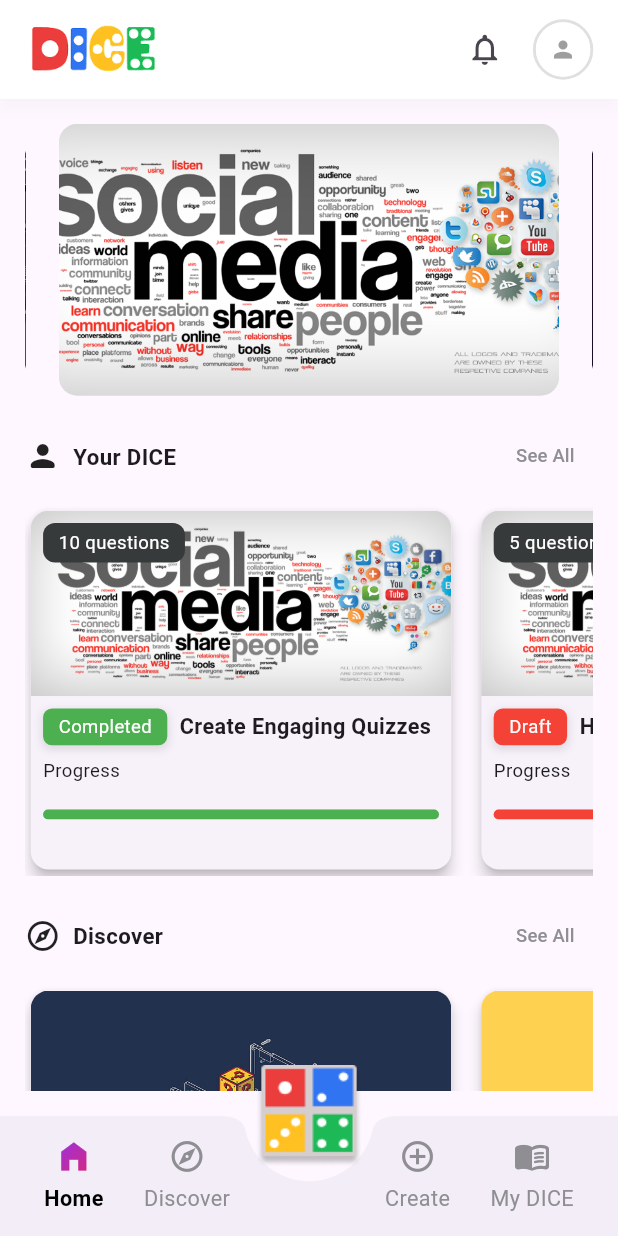
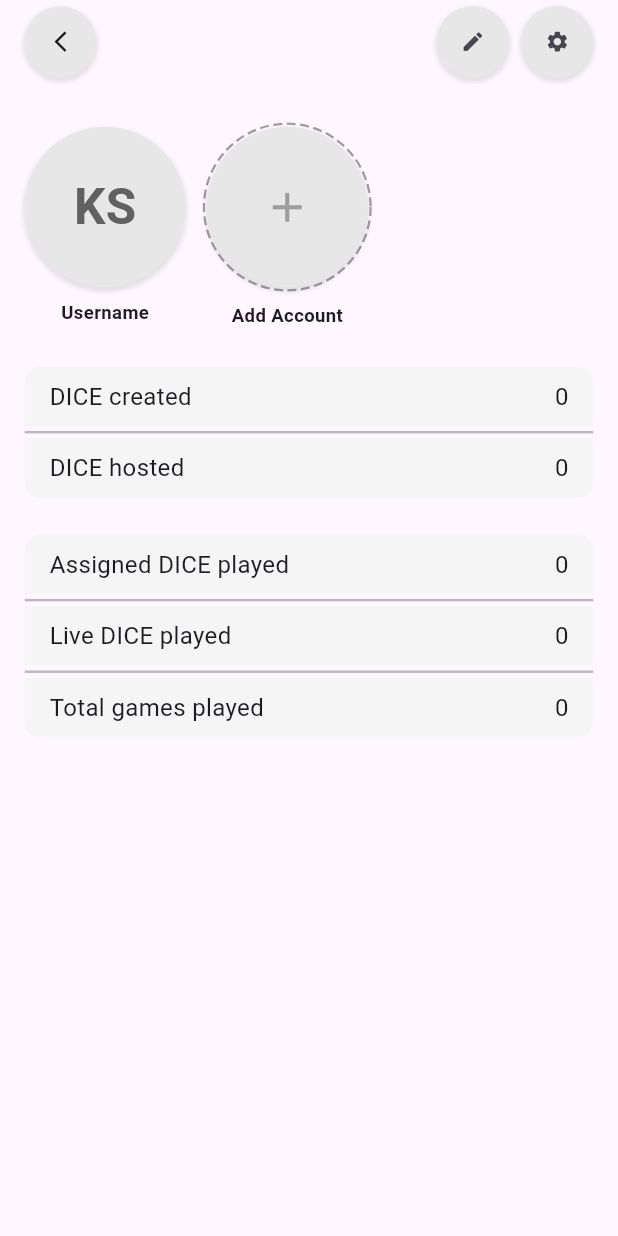
Before and after one commit to Sokmeak/DICE-MobileApp, a Flutter app: the LandingScreen screen opened by its route, after a tap on the "person" icon, on a phone screen of 412 x 824 dp. Run offline on Flutter 3.47's test engine with Material 3 defaults, Android fonts, the phone set to English and light mode, and no system bars; drawn by our look-alikes of carousel_slider, dotted_border; our stand-ins replace animate_do, smooth_page_indicator; Roboto replaces fonts that are missing (poppins-normal).

Commit message:
Profile Account

```diff
--- a/lib/core/routes/app_routes.dart
+++ b/lib/core/routes/app_routes.dart
@@ -4,6 +4,8 @@
 import 'package:product_dice/features/auth/screens/sign_up_screen.dart';
 import 'package:product_dice/features/guidelines/screens/guideline_screen.dart';
 import 'package:product_dice/features/landing/screens/landing_screen.dart';
+import 'package:product_dice/features/profile/screens/profile_screen.dart';
+import 'package:product_dice/features/setting/screens/setting_screen.dart';
 
 Route createFadeRoute(Widget page) {
   return PageRouteBuilder(
@@ -33,6 +35,10 @@
       return createFadeRoute(const LandingScreen());
     case '/guidelines':
       return createFadeRoute(const GuidelineScreen());
+    case '/profile':
+      return createFadeRoute(const ProfileScreen());
+    case '/setting':
+      return createFadeRoute(const SettingScreen());
     default:
       return null;
   }
--- a/lib/features/landing/screens/landing_screen.dart
+++ b/lib/features/landing/screens/landing_screen.dart
@@ -43,7 +43,9 @@
       // Default AppBarCustom
       appBar = AppBarCustom(
         iconAction: Icons.notifications_outlined,
-        onAvatarTap: () {},
+        onAvatarTap: () {
+          Navigator.pushNamed(context, '/profile');
+        },
         imageLogo: const AssetImage(AppStartImages.logo),
       );
     } else {
--- /dev/null
+++ b/lib/features/profile/screens/profile_screen.dart
@@ -0,0 +1,256 @@
+import 'dart:ui';
+
+import 'package:dotted_border/dotted_border.dart';
+import 'package:flutter/material.dart';
+import 'package:product_dice/features/profile/widgets/appbar_profile.dart';
+import 'package:product_dice/features/profile/widgets/box_detail.dart';
+import 'package:product_dice/features/profile/widgets/pop_up_edit.dart';
+
+class ProfileScreen extends StatefulWidget {
+  const ProfileScreen({super.key});
+
+  @override
+  State<ProfileScreen> createState() => _ProfileScreenState();
+}
+
+class _ProfileScreenState extends State<ProfileScreen> {
+  String? imagePath; // Add this line to define imagePath
+
+  @override
+  Widget build(BuildContext context) {
+    final size = MediaQuery.of(context).size;
+
+    return Scaffold(
+      appBar: AppBarProfile(
+        onEditTap: () {
+          showGeneralDialog(
+            context: context,
+            barrierDismissible: true,
+            barrierLabel: "Dismiss",
+            barrierColor: Colors.black.withOpacity(0.2),
+            pageBuilder: (context, animation, secondaryAnimation) {
+              return Stack(
+                children: [
+                  // Blur Background
+                  BackdropFilter(
+                    filter: ImageFilter.blur(sigmaX: 5, sigmaY: 5),
+                    child: Container(
+                      color: Colors.black
+                          .withOpacity(0), // required for BackdropFilter
+                    ),
+                  ),
+                  // Centered Modal
+                  Padding(
+                    padding:
+                        EdgeInsets.symmetric(horizontal: size.width * 0.04),
+                    child: Center(
+                      child: Material(
+                        borderRadius: BorderRadius.circular(20),
+                        child: Padding(
+                          padding: const EdgeInsets.all(20),
+                          child: SizedBox(
+                            width: MediaQuery.of(context).size.width * 0.9,
+                            child: const PopUpEdit(),
+                          ),
+                        ),
+                      ),
+                    ),
+                  ),
+                ],
+              );
+            },
+          );
+        },
+        onSettingTap: () {},
+      ),
+      body: Padding(
+        padding: EdgeInsets.symmetric(
+            horizontal: size.width * 0.04, vertical: size.height * 0.02),
+        child: Column(
+          children: [
+            Row(
+              children: [
+                Column(
+                  mainAxisAlignment: MainAxisAlignment.center,
+                  children: [
+                    // Avatar
+                    Container(
+                      height: size.height * 0.13,
+                      width: size.height * 0.13,
+                      decoration: BoxDecoration(
+                        shape: BoxShape.circle,
+                        color: const Color(0xFFE7E7E7),
+                        boxShadow: [
+                          BoxShadow(
+                            color: Colors.black.withOpacity(0.1),
+                            offset: const Offset(0, 2),
+                            blurRadius: 2,
+                            spreadRadius: 1,
+                          ),
+                        ],
+                      ),
+                      child: ClipOval(
+                        child: imagePath != null
+                            ? Image.asset(
+                                imagePath!,
+                                fit: BoxFit.cover,
+                              )
+                            : Center(
+                                child: Text(
+                                  "KS", // Replace with user initials or dynamic value
+                                  style: TextStyle(
+                                    fontSize: size.height * 0.04,
+                                    fontWeight: FontWeight.bold,
+                                    color: Colors.grey[700],
+                                  ),
+                                ),
+                              ),
+                      ),
+                    ),
+
+                    SizedBox(
+                      height: size.height * 0.01,
+                    ),
+
+                    // Username
+                    Text(
+                      'Username',
+                      style: TextStyle(
+                        fontSize: size.height * 0.015,
+                        fontWeight: FontWeight.bold,
+                        fontFamily: 'poppins-normal',
+                      ),
+                    ),
+                  ],
+                ),
+                SizedBox(
+                  width: size.width * 0.03,
+                ),
+
+                // Add New Account Button
+                Column(
+                  mainAxisAlignment: MainAxisAlignment.center,
+                  children: [
+                    GestureDetector(
+                      onTap: () {},
+
+                      // Avatar
+                      child: DottedBorder(
+                        borderType: BorderType.Circle,
+                        dashPattern: const [6, 3],
+                        color: Colors.grey,
+                        strokeWidth: 1.5,
+                        child: Container(
+                          height: size.height * 0.13,
+                          width: size.height * 0.13,
+                          decoration: BoxDecoration(
+                            shape: BoxShape.circle,
+                            color: const Color(0xFFE7E7E7),
+                            boxShadow: [
+                              BoxShadow(
+                                color: Colors.black.withOpacity(0.1),
+                                offset: const Offset(0, 2),
+                                blurRadius: 2,
+                                spreadRadius: 1,
+                              ),
+                            ],
+                          ),
+                          child: ClipOval(
+                            child: imagePath != null
+                                ? Image.asset(
+                                    imagePath!,
+                                    fit: BoxFit.cover,
+                                  )
+                                : Center(
+                                    child: Icon(
+                                      Icons.add_outlined,
+                                      size: size.height * 0.04,
+                                      color: Colors.grey[500],
+                                    ),
+                                  ),
+                          ),
+                        ),
+                      ),
+                    ),
+
+                    SizedBox(
+                      height: size.height * 0.01,
+                    ),
+
+                    // Add New Account
+                    Text(
+                      'Add Account',
+                      style: TextStyle(
+                        fontSize: size.height * 0.015,
+                        fontWeight: FontWeight.bold,
+                        fontFamily: 'poppins-normal',
+                      ),
+                    ),
+                  ],
+                ),
+              ],
+            ),
+
+            SizedBox(
+              height: size.height * 0.03,
+            ),
+
+            // Display Info
+            Column(
+              children: [
+                const BoxDetail(
+                  title: 'DICE created',
+                  value: '0',
+                  borderRadius: BorderRadius.vertical(top: Radius.circular(10)),
+                ),
+                Divider(
+                    height: size.height * 0.01,
+                    thickness: size.height * 0.002,
+                    color: Colors.black26),
+                const BoxDetail(
+                  title: 'DICE hosted',
+                  value: '0',
+                  borderRadius:
+                      BorderRadius.vertical(bottom: Radius.circular(10)),
+                ),
+              ],
+            ),
+
+            SizedBox(
+              height: size.height * 0.03,
+            ),
+
+            // Display Info
+            Column(
+              children: [
+                const BoxDetail(
+                  title: 'Assigned DICE played',
+                  value: '0',
+                  borderRadius: BorderRadius.vertical(top: Radius.circular(10)),
+                ),
+                Divider(
+                    height: size.height * 0.01,
+                    thickness: size.height * 0.002,
+                    color: Colors.black26),
+                const BoxDetail(
+                  title: 'Live DICE played',
+                  value: '0',
+                ),
+                Divider(
+                    height: size.height * 0.01,
+                    thickness: size.height * 0.002,
+                    color: Colors.black26),
+                const BoxDetail(
+                  title: 'Total games played',
+                  value: '0',
+                  borderRadius:
+                      BorderRadius.vertical(bottom: Radius.circular(10)),
+                ),
+              ],
+            ),
+          ],
+        ),
+      ),
+    );
+  }
+}
--- /dev/null
+++ b/lib/features/profile/widgets/appbar_profile.dart
@@ -0,0 +1,88 @@
+import 'package:flutter/material.dart';
+
+class AppBarProfile extends StatelessWidget implements PreferredSizeWidget {
+  final String? title;
+  final VoidCallback? onEditTap;
+  final VoidCallback? onSettingTap;
+  const AppBarProfile(
+      {super.key, this.onEditTap, this.onSettingTap, this.title});
+
+  @override
+  Size get preferredSize => const Size.fromHeight(kToolbarHeight + 10);
+
+  @override
+  Widget build(BuildContext context) {
+    final size = MediaQuery.of(context).size;
+
+    return Padding(
+      padding: EdgeInsets.symmetric(horizontal: size.width * 0.02),
+      child: AppBar(
+        leading: Container(
+          margin: EdgeInsets.only(left: size.width * 0.02),
+          decoration: BoxDecoration(
+            shape: BoxShape.circle,
+            color: const Color(0xFFE7E7E7),
+            boxShadow: [
+              BoxShadow(
+                color: Colors.black.withOpacity(0.1),
+                offset: const Offset(0, 2),
+                blurRadius: 2,
+                spreadRadius: 1,
+              ),
+            ],
+          ),
+          child: IconButton(
+            icon: const Icon(Icons.arrow_back_ios_new_outlined),
+            onPressed: () {
+              Navigator.pop(context);
+            },
+            iconSize: size.height * 0.02,
+          ),
+        ),
+        title: Text(title ?? ''),
+        actions: [
+          Container(
+            margin: EdgeInsets.only(right: size.width * 0.02),
+            decoration: BoxDecoration(
+              shape: BoxShape.circle,
+              color: const Color(0xFFE7E7E7),
+              boxShadow: [
+                BoxShadow(
+                  color: Colors.black.withOpacity(0.1),
+                  offset: const Offset(0, 2),
+                  blurRadius: 2,
+                  spreadRadius: 1,
+                ),
+              ],
+            ),
+            child: IconButton(
+              icon: const Icon(Icons.edit),
+              onPressed: onEditTap,
+              iconSize: size.height * 0.02,
+            ),
+          ),
+          Container(
+            margin: EdgeInsets.only(right: size.width * 0.02),
+            decoration: BoxDecoration(
+              shape: BoxShape.circle,
+              color: const Color(0xFFE7E7E7),
+              boxShadow: [
+                BoxShadow(
+                  color: Colors.black.withOpacity(0.1),
+                  offset: const Offset(0, 2),
+                  blurRadius: 2,
+                  spreadRadius: 1,
+                ),
+              ],
+            ),
+            child: IconButton(
+              icon: const Icon(Icons.settings),
+              onPressed: onSettingTap,
+              iconSize: size.height * 0.02,
+            ),
+          ),
+        ],
+      ),
+    );
+  }
+}
--- /dev/null
+++ b/lib/features/profile/widgets/box_detail.dart
@@ -0,0 +1,56 @@
+import 'package:flutter/material.dart';
+
+class BoxDetail extends StatelessWidget {
+  final String title;
+  final String value;
+  final bool showDivider;
+  final BorderRadius? borderRadius;
+
+  const BoxDetail({
+    super.key,
+    required this.title,
+    required this.value,
+    this.showDivider = true,
+    this.borderRadius,
+  });
+
+  @override
+  Widget build(BuildContext context) {
+    final size = MediaQuery.of(context).size;
+    return Container(
+      padding: EdgeInsets.symmetric(
+        vertical: size.height * 0.01,
+        horizontal: size.width * 0.04,
+      ),
+      decoration: BoxDecoration(
+        color: const Color(0xFFF5F5F5),
+        borderRadius: borderRadius,
+      ),
+      child: Column(
+        children: [
+          Row(
+            mainAxisAlignment: MainAxisAlignment.spaceBetween,
+            children: [
+              Text(
+                title,
+                style: const TextStyle(
+                  fontSize: 16,
+                  fontWeight: FontWeight.normal,
+                  fontFamily: 'poppins-normal',
+                ),
+              ),
+              Text(
+                value.toString(),
+                style: const TextStyle(
+                  fontSize: 16,
+                  fontWeight: FontWeight.normal,
+                  fontFamily: 'poppins-normal',
+                ),
+              ),
+            ],
+          ),
+        ],
+      ),
+    );
+  }
+}
--- a/pubspec.yaml
+++ b/pubspec.yaml
@@ -39,6 +39,8 @@
   flutter_svg: ^2.1.0
   smooth_page_indicator: ^1.2.1
   carousel_slider: ^5.0.0
+  shimmer: ^3.0.0
+  dotted_border: ^2.1.0
 
 dev_dependencies:
   flutter_test:
```
Also changed, not shown: lib/features/profile/widgets/categories_edit.dart (added, +56 -0 lines), lib/features/profile/widgets/pop_up_edit.dart (added, +194 -0 lines), lib/features/setting/screens/setting_screen.dart (added, +15 -0 lines), pubspec.lock.
